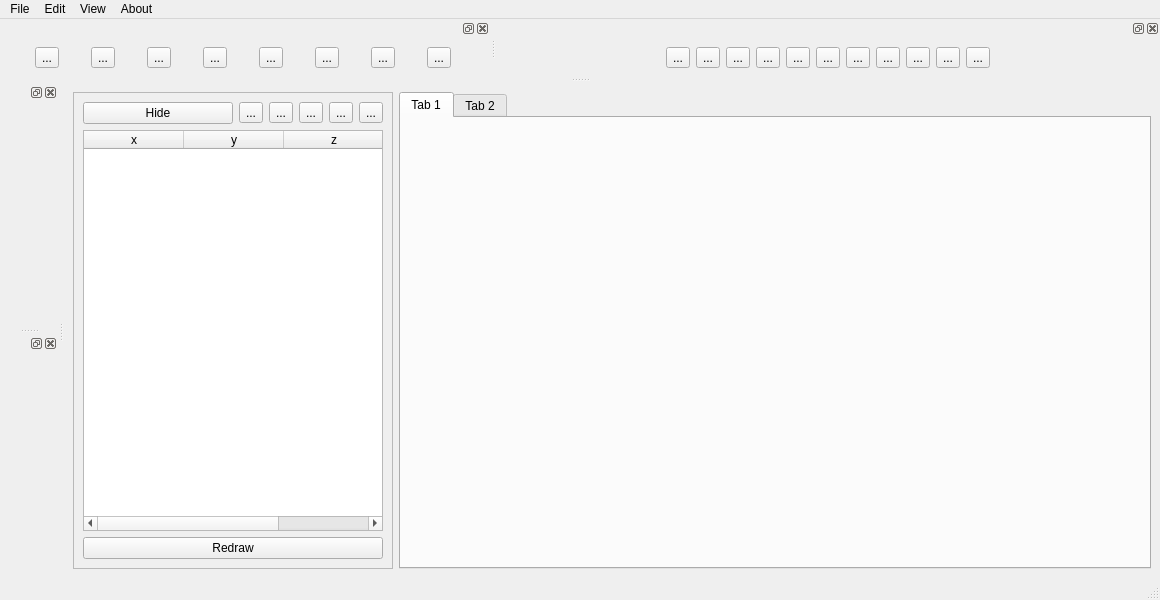
First picture: the form in GUI.ui, repository MSHallOpenSoft/plotter, before the edit.
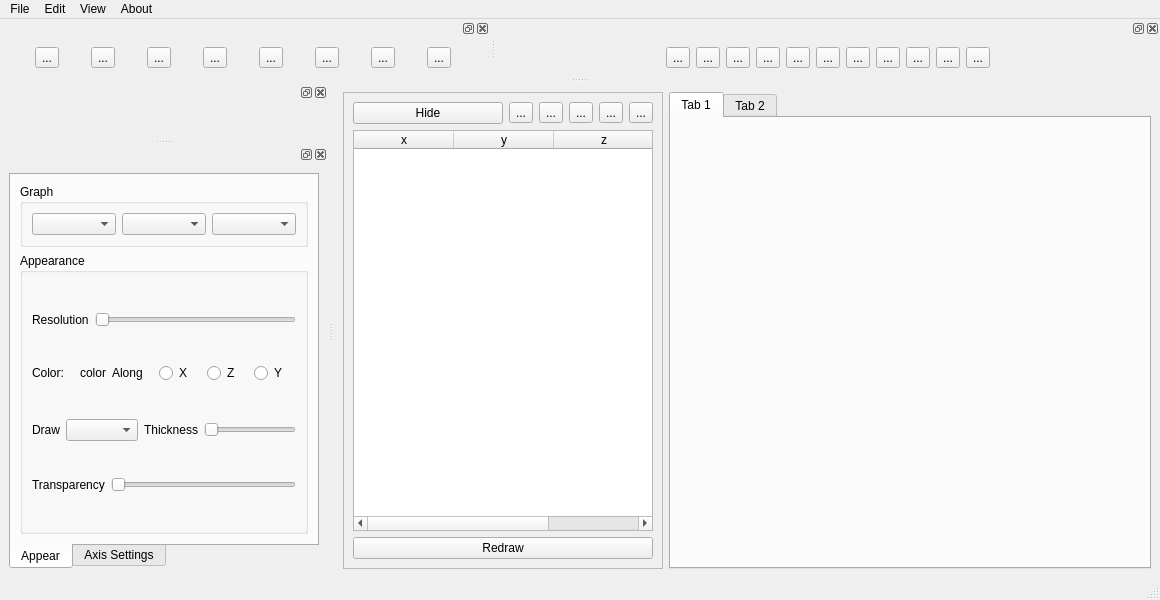
Second picture: the form after the edit.

Commit message: Added toolbar tab for appearance settings

```diff
--- a/GUI.ui
+++ b/GUI.ui
@@ -188,7 +188,259 @@
    <widget class="QWidget" name="dockWidgetContents_2">
     <layout class="QVBoxLayout" name="verticalLayout_4">
      <item>
-      <layout class="QVBoxLayout" name="verticalLayout_2"/>
+      <layout class="QVBoxLayout" name="verticalLayout_2">
+       <item>
+        <widget class="QTabWidget" name="tabWidget_2">
+         <property name="sizePolicy">
+          <sizepolicy hsizetype="Minimum" vsizetype="Expanding">
+           <horstretch>0</horstretch>
+           <verstretch>0</verstretch>
+          </sizepolicy>
+         </property>
+         <property name="minimumSize">
+          <size>
+           <width>310</width>
+           <height>0</height>
+          </size>
+         </property>
+         <property name="autoFillBackground">
+          <bool>false</bool>
+         </property>
+         <property name="tabPosition">
+          <enum>QTabWidget::South</enum>
+         </property>
+         <property name="tabShape">
+          <enum>QTabWidget::Rounded</enum>
+         </property>
+         <property name="currentIndex">
+          <number>0</number>
+         </property>
+         <property name="iconSize">
+          <size>
+           <width>16</width>
+           <height>25</height>
+          </size>
+         </property>
+         <property name="elideMode">
+          <enum>Qt::ElideNone</enum>
+         </property>
+         <property name="tabsClosable">
+          <bool>false</bool>
+         </property>
+         <property name="movable">
+          <bool>true</bool>
+         </property>
+         <widget class="QWidget" name="tab_3">
+          <attribute name="title">
+           <string>Appear</string>
+          </attribute>
+          <layout class="QVBoxLayout" name="verticalLayout_8">
+           <item>
+            <widget class="QGroupBox" name="groupBox_2">
+             <property name="sizePolicy">
+              <sizepolicy hsizetype="Preferred" vsizetype="Fixed">
+               <horstretch>0</horstretch>
+               <verstretch>0</verstretch>
+              </sizepolicy>
+             </property>
+             <property name="minimumSize">
+              <size>
+               <width>0</width>
+               <height>50</height>
+              </size>
+             </property>
+             <property name="title">
+              <string>Graph</string>
+             </property>
+             <layout class="QHBoxLayout" name="horizontalLayout_12">
+              <item>
+               <layout class="QHBoxLayout" name="horizontalLayout_7">
+                <item>
+                 <widget class="QComboBox" name="comboBox"/>
+                </item>
+                <item>
+                 <widget class="QComboBox" name="comboBox_3"/>
+                </item>
+                <item>
+                 <widget class="QComboBox" name="comboBox_2"/>
+                </item>
+               </layout>
+              </item>
+             </layout>
+            </widget>
+           </item>
+           <item>
+            <widget class="QGroupBox" name="groupBox">
+             <property name="title">
+              <string>Appearance</string>
+             </property>
+             <layout class="QVBoxLayout" name="verticalLayout_7">
+              <item>
+               <layout class="QHBoxLayout" name="horizontalLayout_8">
+                <item>
+                 <widget class="QLabel" name="label">
+                  <property name="text">
+                   <string>Resolution</string>
+                  </property>
+                 </widget>
+                </item>
+                <item>
+                 <widget class="QSlider" name="horizontalSlider">
+                  <property name="orientation">
+                   <enum>Qt::Horizontal</enum>
+                  </property>
+                 </widget>
+                </item>
+               </layout>
+              </item>
+              <item>
+               <layout class="QHBoxLayout" name="horizontalLayout_9">
+                <property name="sizeConstraint">
+                 <enum>QLayout::SetNoConstraint</enum>
+                </property>
+                <item>
+                 <widget class="QLabel" name="label_2">
+                  <property name="text">
+                   <string>Color:</string>
+                  </property>
+                 </widget>
+                </item>
+                <item>
+                 <widget class="QLabel" name="label_3">
+                  <property name="sizePolicy">
+                   <sizepolicy hsizetype="Fixed" vsizetype="Fixed">
+                    <horstretch>0</horstretch>
+                    <verstretch>0</verstretch>
+                   </sizepolicy>
+                  </property>
+                  <property name="minimumSize">
+                   <size>
+                    <width>20</width>
+                    <height>20</height>
+                   </size>
+                  </property>
+                  <property name="text">
+                   <string>color</string>
+                  </property>
+                 </widget>
+                </item>
+                <item>
+                 <widget class="QLabel" name="label_4">
+                  <property name="text">
+                   <string>Along</string>
+                  </property>
+                 </widget>
+                </item>
+                <item>
+                 <widget class="QRadioButton" name="radioButton">
+                  <property name="text">
+                   <string>X</string>
+                  </property>
+                 </widget>
+                </item>
+                <item>
+                 <widget class="QRadioButton" name="radioButton_3">
+                  <property name="text">
+                   <string>Z</string>
+                  </property>
+                 </widget>
+                </item>
+                <item>
+                 <widget class="QRadioButton" name="radioButton_2">
+                  <property name="text">
+                   <string>Y</string>
+                  </property>
+                 </widget>
+                </item>
+               </layout>
+              </item>
+              <item>
+               <layout class="QHBoxLayout" name="horizontalLayout_10">
+                <item>
+                 <widget class="QLabel" name="label_5">
+                  <property name="text">
+                   <string>Draw</string>
+                  </property>
+                 </widget>
+                </item>
+                <item>
+                 <widget class="QComboBox" name="comboBox_4"/>
+                </item>
+                <item>
+                 <widget class="QLabel" name="label_6">
+                  <property name="text">
+                   <string>Thickness</string>
+                  </property>
+                 </widget>
+                </item>
+                <item>
+                 <widget class="QSlider" name="horizontalSlider_2">
+                  <property name="orientation">
+                   <enum>Qt::Horizontal</enum>
+                  </property>
+                 </widget>
+                </item>
+               </layout>
+              </item>
+              <item>
+               <layout class="QHBoxLayout" name="horizontalLayout_11">
+                <item>
+                 <widget class="QLabel" name="label_7">
+                  <property name="text">
+                   <string>Transparency</string>
+                  </property>
+                 </widget>
+                </item>
+                <item>
+                 <widget class="QSlider" name="horizontalSlider_3">
+                  <property name="orientation">
+                   <enum>Qt::Horizontal</enum>
+                  </property>
+                 </widget>
+                </item>
+               </layout>
+              </item>
+             </layout>
+            </widget>
+           </item>
+          </layout>
+         </widget>
+         <widget class="QWidget" name="tab_4">
+          <attribute name="title">
+           <string>Axis Settings</string>
+          </attribute>
+          <layout class="QHBoxLayout" name="horizontalLayout_13">
+           <item>
+            <widget class="QTabWidget" name="tabWidget_3">
+             <property name="styleSheet">
+              <string notr="true">QTabBar::tab{
+height : 40px;
+width : 156px;
+}</string>
+             </property>
+             <property name="currentIndex">
+              <number>1</number>
+             </property>
+             <property name="movable">
+              <bool>true</bool>
+             </property>
+             <widget class="QWidget" name="tab_5">
+              <attribute name="title">
+               <string>Tab 1</string>
+              </attribute>
+             </widget>
+             <widget class="QWidget" name="tab_6">
+              <attribute name="title">
+               <string>Tab 2</string>
+              </attribute>
+             </widget>
+            </widget>
+           </item>
+          </layout>
+         </widget>
+        </widget>
+       </item>
+      </layout>
      </item>
     </layout>
    </widget>
```
